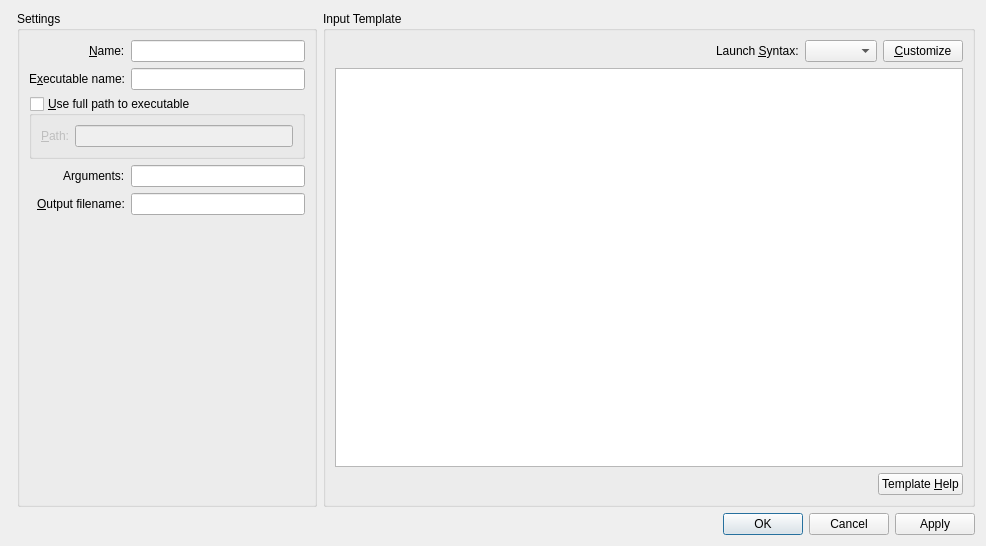
First picture: the form in molequeue/ui/programconfiguredialog.ui, repository OpenChemistry/molequeue, before the edit.
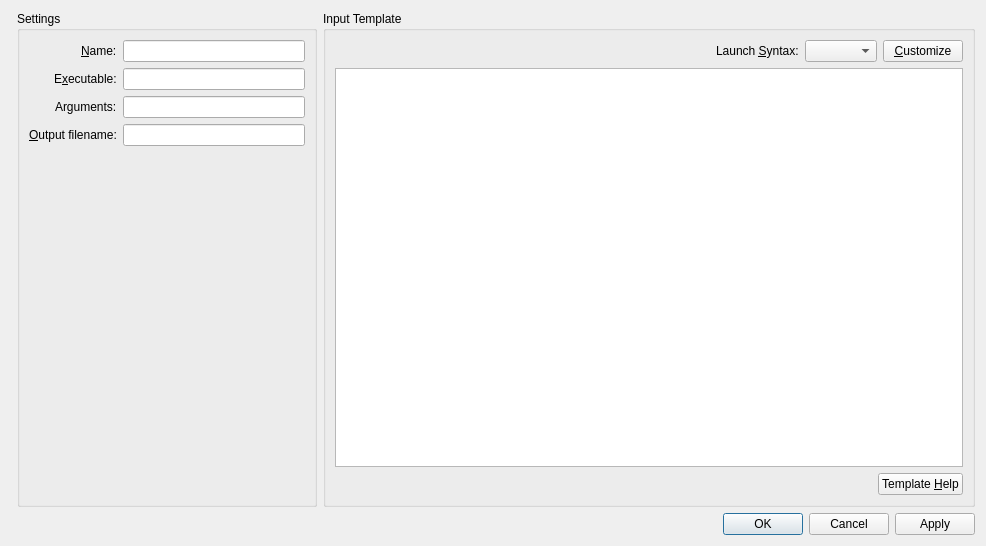
Second picture: the form after the edit.

Commit message:
Remove executable path setting for programs.
This should just be specified in the executable field.

What changed in the file:
```diff
--- a/molequeue/ui/programconfiguredialog.ui
+++ b/molequeue/ui/programconfiguredialog.ui
@@ -146,7 +146,7 @@
         <item row="1" column="0">
          <widget class="QLabel" name="label_3">
           <property name="text">
-           <string>E&amp;xecutable name:</string>
+           <string>E&amp;xecutable:</string>
           </property>
           <property name="buddy">
            <cstring>edit_executableName</cstring>
@@ -156,48 +156,17 @@
         <item row="1" column="1">
          <widget class="QLineEdit" name="edit_executableName"/>
         </item>
-        <item row="2" column="0" colspan="2">
-         <widget class="QGroupBox" name="gb_executablePath">
-          <property name="title">
-           <string>&amp;Use full path to executable</string>
-          </property>
-          <property name="checkable">
-           <bool>true</bool>
-          </property>
-          <property name="checked">
-           <bool>false</bool>
-          </property>
-          <layout class="QFormLayout" name="formLayout_3">
-           <property name="labelAlignment">
-            <set>Qt::AlignRight|Qt::AlignTrailing|Qt::AlignVCenter</set>
-           </property>
-           <item row="0" column="0">
-            <widget class="QLabel" name="label_4">
-             <property name="text">
-              <string>&amp;Path:</string>
-             </property>
-             <property name="buddy">
-              <cstring>edit_executablePath</cstring>
-             </property>
-            </widget>
-           </item>
-           <item row="0" column="1">
-            <widget class="QLineEdit" name="edit_executablePath"/>
-           </item>
-          </layout>
-         </widget>
-        </item>
-        <item row="3" column="0">
+        <item row="2" column="0">
          <widget class="QLabel" name="label_7">
           <property name="text">
            <string>Arguments:</string>
           </property>
          </widget>
         </item>
-        <item row="3" column="1">
+        <item row="2" column="1">
          <widget class="QLineEdit" name="edit_arguments"/>
         </item>
-        <item row="4" column="0">
+        <item row="3" column="0">
          <widget class="QLabel" name="label_6">
           <property name="text">
            <string>&amp;Output filename:</string>
@@ -207,7 +176,7 @@
           </property>
          </widget>
         </item>
-        <item row="4" column="1">
+        <item row="3" column="1">
          <widget class="QLineEdit" name="edit_outputFilename"/>
         </item>
        </layout>
```
Left out of the diff: 2 changed lines with no effect on the pictures. The commit also changes 8 other files.
